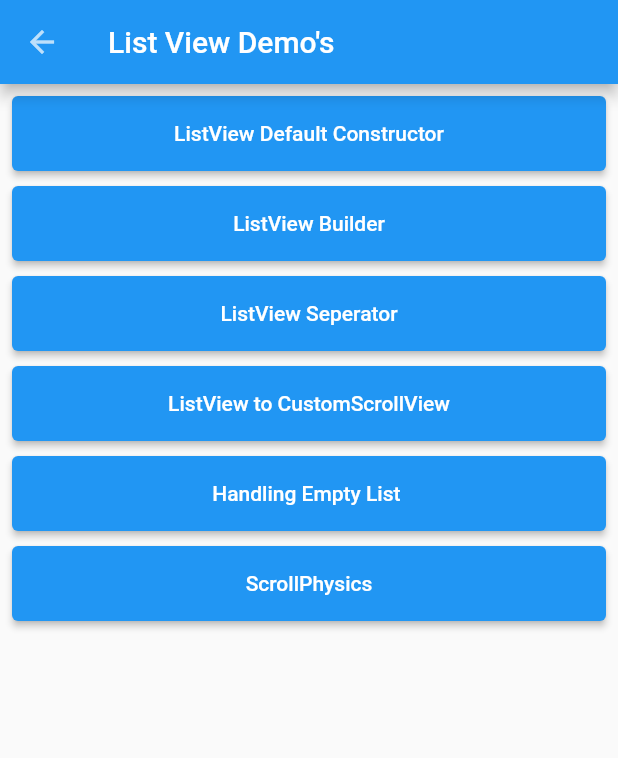
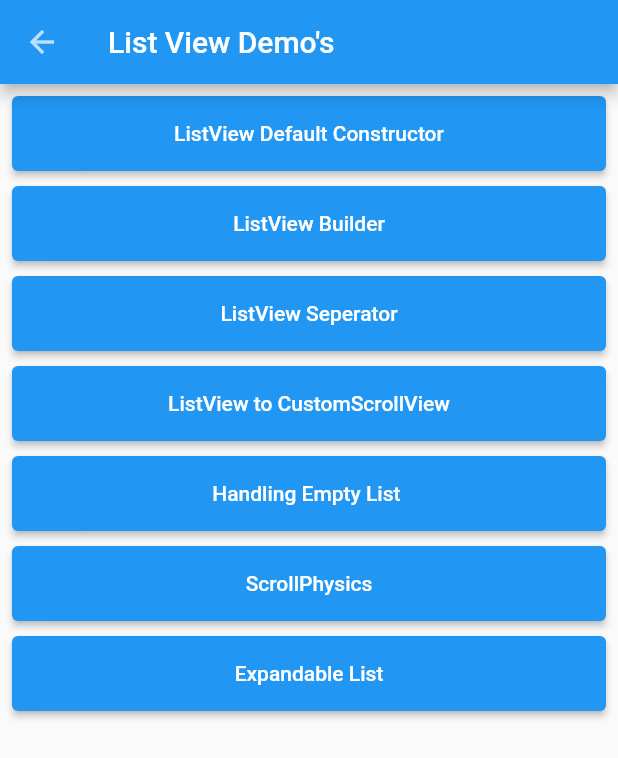
Before and after one commit to SubramanymRajuB/flab, a Flutter app: the ListViewDemo screen opened directly, on a phone screen of 412 x 824 dp. Shown: the top 758 px of the screen. Run offline on Flutter 3.47's test engine with Material 2 defaults, Android fonts, the phone set to English and light mode, and no system bars; our stand-ins replace bloc, dio, equatable, flare_flutter, flutter_bloc, flutter_lorem and 6 more; accounts and stored records are empty; generated files the repository leaves out were written again; network calls fail.

Commit message:
- Added expandable list demo

```diff
--- a/help/resources.txt
+++ b/help/resources.txt
@@ -1,6 +1,6 @@
 LifeCycle Demo: https://levelup.gitconnected.com/app-lifecycle-in-flutter-e4ba686d16fe, https://www.divami.com/blog/flutter-life-cycle-methods-and-ui-widget-communication/
 Widgets & Latouts Demo: https://github.com/TakeoffAndroid/flutter-examples#dropdownbutton, https://github.com/FlutterOpen/flutter-layouts-exampls, https://github.com/bizz84/layout-demo-flutter, https://github.com/maheshmnj/Awesome-Flutter-Layouts, https://www.youtube.com/watch?v=CjloInz3-I0
-ListView demo: https://api.flutter.dev/flutter/widgets/ListView-class.html, https://flutter.dev/docs/cookbook/lists, https://medium.com/flutter-community/flutter-listview-and-scrollphysics-a-detailed-look-7f0912df2754, https://api.flutter.dev/flutter/widgets/ListWheelScrollView-class.html
+ListView demo: https://api.flutter.dev/flutter/widgets/ListView-class.html, https://flutter.dev/docs/cookbook/lists, https://medium.com/flutter-community/flutter-listview-and-scrollphysics-a-detailed-look-7f0912df2754, https://api.flutter.dev/flutter/widgets/ListWheelScrollView-class.html, https://flutter-examples.com/creating-expandable-listview-in-flutter/, https://medium.com/flutterdevs/expansion-tile-in-flutter-d2b7ba4a1f4b, https://medium.com/flutterdevs/explore-expansion-tile-card-in-flutter-fe995beb6845
 GridView Demo: https://api.flutter.dev/flutter/widgets/GridView-class.html, https://medium.com/flutterdevs/gridview-list-widget-in-flutter-1ee34010b866, https://www.javatpoint.com/flutter-gridview, https://www.coderzheaven.com/2019/02/07/flutter-tutorial-complete-gridview-tutorial/
 Drawer Demo:https://medium.com/flutter-community/flutter-vi-navigation-drawer-flutter-1-0-3a05e09b0db9, https://flutter.dev/docs/cookbook/design/drawer, https://api.flutter.dev/flutter/material/Drawer-class.html, https://www.thirdrocktechkno.com/blog/how-to-implement-navigation-drawer-in-flutter/
 Tabbar Demo: https://flutter.dev/docs/cookbook/design/tabs
--- /dev/null
+++ b/lib/listview/expandable.dart
@@ -0,0 +1,100 @@
+import 'package:flutter/material.dart';
+
+final List<DataList> data = <DataList>[
+  DataList(
+    'Mobiles',
+    <DataList>[
+      DataList(
+        'MI',
+        <DataList>[
+          DataList('Redmi Note 9'),
+          DataList('Redmi Note 10'),
+          DataList('Mi 10i 5G'),
+        ],
+      ),
+      DataList('Samsung'),
+      DataList('Apple'),
+    ],
+  ),
+  DataList(
+    'Laptops',
+    <DataList>[
+      DataList('Dell'),
+      DataList('HP'),
+    ],
+  ),
+  DataList(
+    'Appliances',
+    <DataList>[
+      DataList('Washing Machine'),
+      DataList('AC'),
+      DataList(
+        'Home Appliances',
+        <DataList>[
+          DataList('Water Purifier'),
+          DataList('Inverter'),
+          DataList('Vacuum Cleaner'),
+        ],
+      ),
+    ],
+  ),
+];
+
+class ExpandableListDemo extends StatelessWidget {
+  @override
+  Widget build(BuildContext context) {
+    return MaterialApp(
+      debugShowCheckedModeBanner: false,
+      home: Scaffold(
+        appBar: AppBar(
+          title: const Text('Expandable ListView in Flutter'),
+          leading: IconButton(
+            icon: Icon(Icons.arrow_back),
+            onPressed: () {
+              Navigator.of(context).pop(context);
+            },
+          ),
+        ),
+        body: ListView.builder(
+          itemBuilder: (BuildContext context, int index) =>
+              DataPopUp(data[index]),
+          itemCount: data.length,
+        ),
+      ),
+    );
+  }
+}
+
+class DataPopUp extends StatelessWidget {
+  const DataPopUp(this.popup);
+
+  final DataList popup;
+
+  Widget _buildTiles(DataList root) {
+    if (root.children.isEmpty) return ListTile(title: Text(root.title));
+    return Card(
+      child: ExpansionTile(
+        backgroundColor: Colors.amber,
+        key: PageStorageKey<DataList>(root),
+        // leading: Text("test"),
+        // trailing: Text("n"),
+        title: Text(
+          root.title,
+        ),
+        children: root.children.map(_buildTiles).toList(),
+      ),
+    );
+  }
+
+  @override
+  Widget build(BuildContext context) {
+    return _buildTiles(popup);
+  }
+}
+
+class DataList {
+  DataList(this.title, [this.children = const <DataList>[]]);
+
+  final String title;
+  final List<DataList> children;
+}
--- a/lib/listview/listview_demo.dart
+++ b/lib/listview/listview_demo.dart
@@ -3,6 +3,7 @@ import 'package:flutter/material.dart';
 import 'custom_scrollview.dart';
 import 'default_listview.dart';
 import 'empty_list.dart';
+import 'expandable.dart';
 import 'list_builder.dart';
 import 'list_seperator.dart';
 import 'scroll_physics.dart';
@@ -106,6 +107,19 @@ class ListViewDemo extends StatelessWidget {
                       MaterialPageRoute(builder: (context) => ListScrollPhysics()),
                     );
                   },
+                ),
+                SizedBox(height: 10),
+                ElevatedButton(
+                  style: ElevatedButton.styleFrom(
+                    minimumSize: Size(double.infinity, 50),
+                  ),
+                  child: Text('Expandable List'),
+                  onPressed: (){
+                    Navigator.push(
+                      context,
+                      MaterialPageRoute(builder: (context) => ExpandableListDemo()),
+                    );
+                  },
                 )
               ],
             ),
--- a/lib/main.dart
+++ b/lib/main.dart
@@ -7,5 +7,6 @@ import 'startup/default_counter.dart';
 
 void main() {
   // runApp(Demo());
-  runApp(DefaultCounter());
+  //runApp(DefaultCounter());
+  runApp(Welcome());
 }
```
